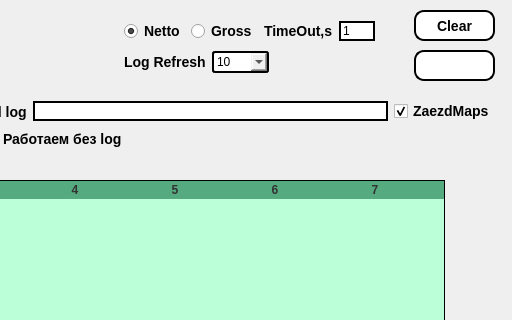
biggvladik/GrabberGolf, file window.ui: the form before one commit; both pictures show x 506 to 1018 and y 0 to 320 of the 1018 by 811 pixel window.
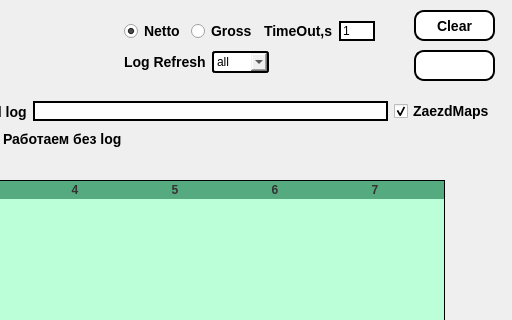
The form after the commit.

What changed in the file:
```diff
--- a/window.ui
+++ b/window.ui
@@ -678,6 +678,11 @@
     left: 1px;
 }</string>
        </property>
+       <item>
+        <property name="text">
+         <string>all</string>
+        </property>
+       </item>
        <item>
         <property name="text">
          <string>10</string>
```
Left out of the diff: 5 changed lines with no effect on the pictures.
